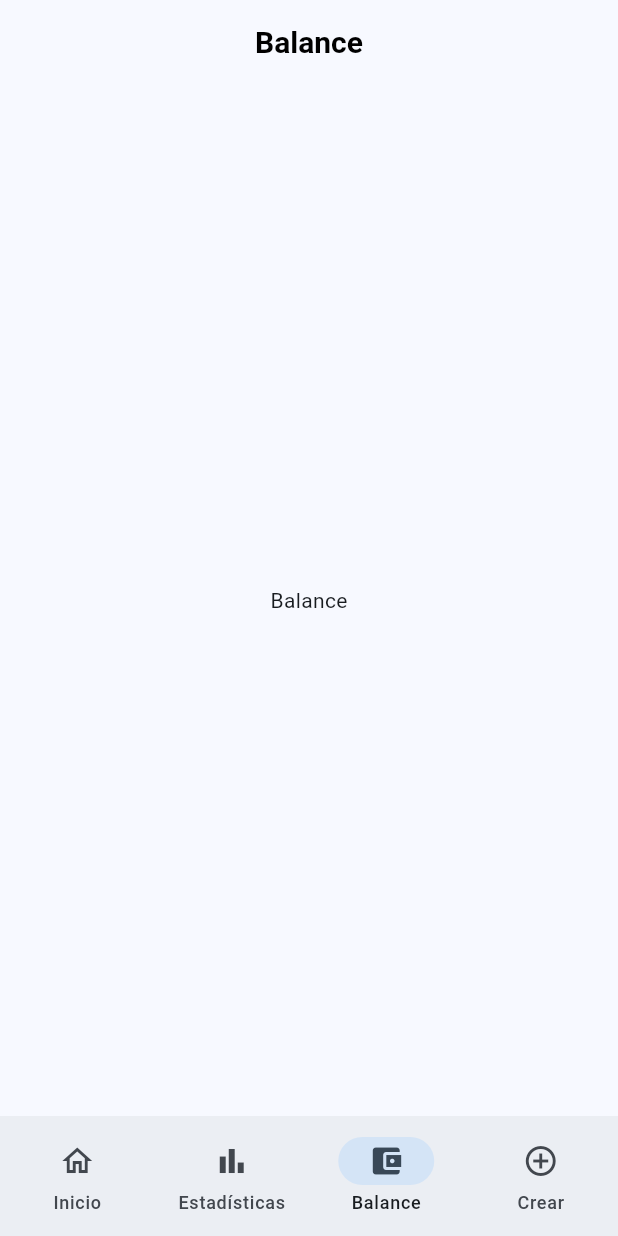
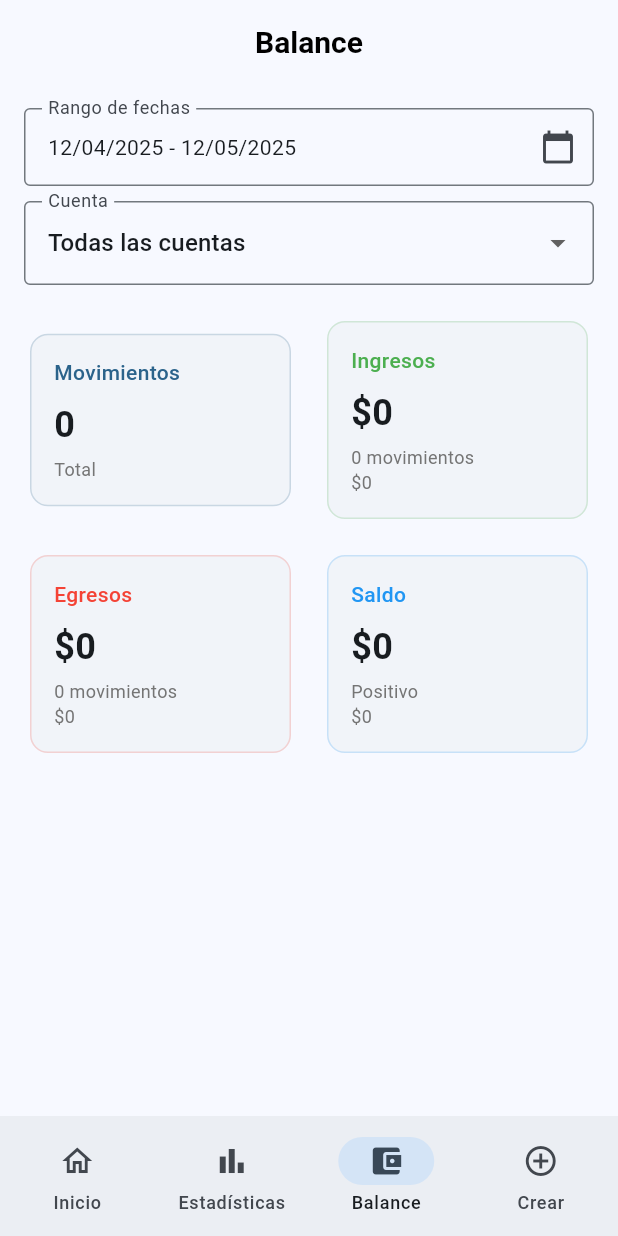
Before and after one commit to DetacoopFA2025/detagastos, a Flutter app: the screen it shows after launch, item 3 of the bottom bar chosen, on a phone screen of 412 x 824 dp. Run offline on Flutter 3.47's test engine with Material 3 defaults, Android fonts, the phone set to English and light mode, and no system bars; our stand-ins replace fl_chart, shared_preferences; accounts and stored records are empty.

Commit message:
:recycle: add util for amount formating

```diff
--- a/lib/screens/balance_screen.dart
+++ b/lib/screens/balance_screen.dart
@@ -1,10 +1,47 @@
 import 'package:flutter/material.dart';
+import '../models/transaction.dart';
+import '../services/transaction_service.dart';
+import '../utils/number_formatter.dart';
+import 'package:detagastos/widgets/statistics/account_selector.dart';
+import 'package:detagastos/widgets/statistics/range_selector.dart';
 
-class BalanceScreen extends StatelessWidget {
+class BalanceScreen extends StatefulWidget {
   const BalanceScreen({super.key});
 
   @override
+  State<BalanceScreen> createState() => _BalanceScreenState();
+}
+
+class _BalanceScreenState extends State<BalanceScreen> {
+  DateTime _startDate = DateTime.now().subtract(const Duration(days: 30));
+  DateTime _endDate = DateTime.now();
+  String? _selectedAccountId;
+  final _transactionService = TransactionService();
+
+  List<Transaction> _getFilteredTransactions() {
+    return _transactionService.transactions
+        .where((t) =>
+            t.date.isAfter(_startDate) &&
+            t.date.isBefore(_endDate.add(const Duration(days: 1))))
+        .where((t) =>
+            _selectedAccountId == null || t.accountId == _selectedAccountId)
+        .toList();
+  }
+
+  @override
   Widget build(BuildContext context) {
+    final transactions = _getFilteredTransactions();
+    final incomeTransactions =
+        transactions.where((t) => t.type == TransactionType.income).toList();
+    final expenseTransactions =
+        transactions.where((t) => t.type == TransactionType.expense).toList();
+
+    final totalIncome =
+        incomeTransactions.fold<double>(0, (sum, t) => sum + t.amount);
+    final totalExpense =
+        expenseTransactions.fold<double>(0, (sum, t) => sum + t.amount);
+    final balance = totalIncome - totalExpense;
+
     return Scaffold(
       appBar: AppBar(
         title: const Text(
@@ -15,7 +52,145 @@ class BalanceScreen extends StatelessWidget {
         elevation: 0,
         backgroundColor: Colors.transparent,
       ),
-      body: const Center(child: Text('Balance')),
+      body: SingleChildScrollView(
+        padding: const EdgeInsets.all(16),
+        child: Column(
+          crossAxisAlignment: CrossAxisAlignment.stretch,
+          children: [
+            // Filtros
+            RangeSelector(
+              startDate: _startDate,
+              endDate: _endDate,
+              onDateRangeSelected: (range) {
+                setState(() {
+                  _startDate = range.start;
+                  _endDate = range.end;
+                });
+              },
+            ),
+            const SizedBox(height: 10),
+            AccountSelector(
+              selectedAccountId: _selectedAccountId,
+              onAccountSelected: (value) {
+                setState(() {
+                  _selectedAccountId = value;
+                });
+              },
+            ),
+            const SizedBox(height: 20),
+            // Contenedores de información
+            Row(
+              children: [
+                Expanded(
+                  child: _InfoContainer(
+                    title: 'Movimientos',
+                    value: transactions.length.toString(),
+                    subtitle: 'Total',
+                    color: Theme.of(context).colorScheme.primary,
+                  ),
+                ),
+                const SizedBox(width: 16),
+                Expanded(
+                  child: _InfoContainer(
+                    title: 'Ingresos',
+                    value: NumberFormatter.formatCompact(totalIncome),
+                    subtitle:
+                        '${incomeTransactions.length} movimientos\n${NumberFormatter.formatWithSeparator(totalIncome)}',
+                    color: Colors.green,
+                  ),
+                ),
+              ],
+            ),
+            const SizedBox(height: 16),
+            Row(
+              children: [
+                Expanded(
+                  child: _InfoContainer(
+                    title: 'Egresos',
+                    value: NumberFormatter.formatCompact(totalExpense),
+                    subtitle:
+                        '${expenseTransactions.length} movimientos\n${NumberFormatter.formatWithSeparator(totalExpense)}',
+                    color: Colors.red,
+                  ),
+                ),
+                const SizedBox(width: 16),
+                Expanded(
+                  child: _InfoContainer(
+                    title: 'Saldo',
+                    value: NumberFormatter.formatCompact(balance),
+                    subtitle:
+                        '${balance >= 0 ? 'Positivo' : 'Negativo'}\n${NumberFormatter.formatWithSeparator(balance)}',
+                    color: balance >= 0 ? Colors.blue : Colors.orange,
+                  ),
+                ),
+              ],
+            ),
+          ],
+        ),
+      ),
     );
   }
 }
+
+class _InfoContainer extends StatelessWidget {
+  final String title;
+  final String value;
+  final String subtitle;
+  final Color color;
+
+  const _InfoContainer({
+    required this.title,
+    required this.value,
+    required this.subtitle,
+    required this.color,
+  });
+
+  @override
+  Widget build(BuildContext context) {
+    return Card(
+      elevation: 0,
+      shape: RoundedRectangleBorder(
+        borderRadius: BorderRadius.circular(12),
+        side: BorderSide(color: color.withOpacity(0.2)),
+      ),
+      child: Padding(
+        padding: const EdgeInsets.all(16),
+        child: Column(
+          crossAxisAlignment: CrossAxisAlignment.start,
+          children: [
+            Text(
+              title,
+              style: TextStyle(
+                fontSize: 14,
+                fontWeight: FontWeight.w500,
+                color: color,
+              ),
+            ),
+            const SizedBox(height: 8),
+            FittedBox(
+              fit: BoxFit.scaleDown,
+              alignment: Alignment.centerLeft,
+              child: Text(
+                value,
+                style: const TextStyle(
+                  fontSize: 24,
+                  fontWeight: FontWeight.bold,
+                ),
+                maxLines: 1,
+                overflow: TextOverflow.ellipsis,
+              ),
+            ),
+            const SizedBox(height: 4),
+            Text(
+              subtitle,
+              style: TextStyle(
+                fontSize: 12,
+                color: Colors.grey[600],
+              ),
+            ),
+          ],
+        ),
+      ),
+    );
+  }
+}
--- /dev/null
+++ b/lib/utils/number_formatter.dart
@@ -0,0 +1,26 @@
+class NumberFormatter {
+  static String formatCompact(double number) {
+    final absNumber = number.abs();
+    if (absNumber >= 1000000) {
+      return '\$${(number / 1000000).toStringAsFixed(1)} millones';
+    } else if (absNumber >= 1000) {
+      return '\$${(number / 1000).toStringAsFixed(1)} mil';
+    } else {
+      return '\$${number.toStringAsFixed(0)}';
+    }
+  }
+
+  static String formatWithSeparator(double number) {
+    final isNegative = number < 0;
+    final absNumber = number.abs();
+    final parts = absNumber.toStringAsFixed(0).split('.');
+    final wholePart = parts[0];
+
+    final formattedWholePart = wholePart.replaceAllMapped(
+      RegExp(r'(\d{1,3})(?=(\d{3})+(?!\d))'),
+      (Match m) => '${m[1]}.',
+    );
+
+    return '\$${isNegative ? '-' : ''}$formattedWholePart';
+  }
+}
```
